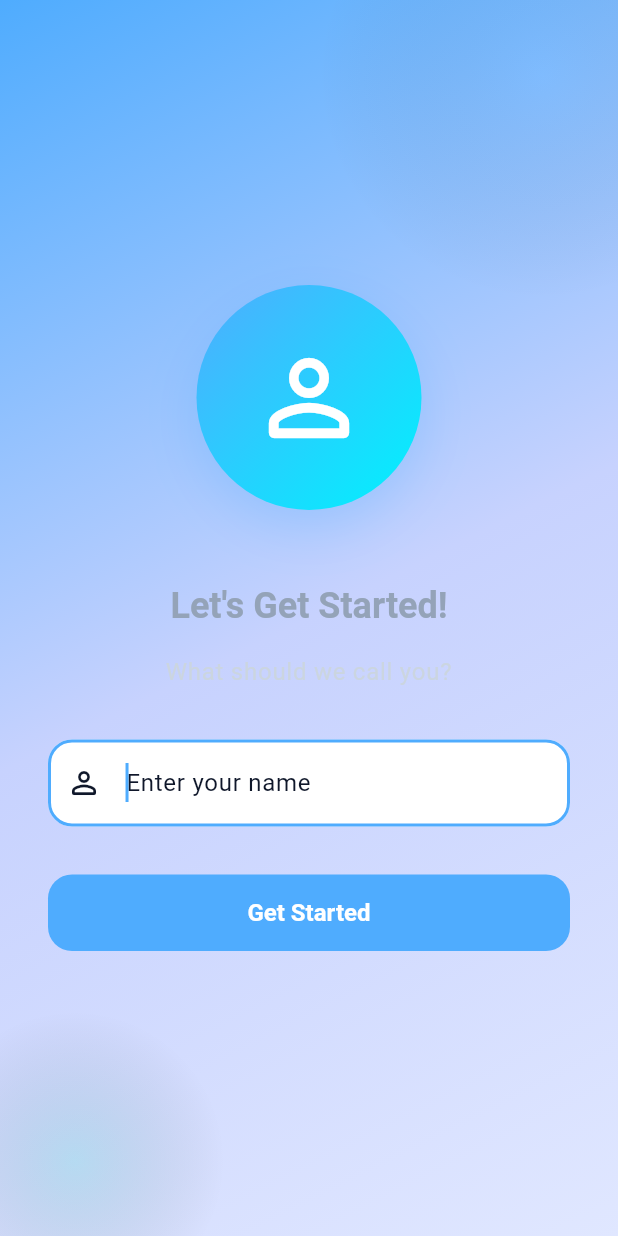
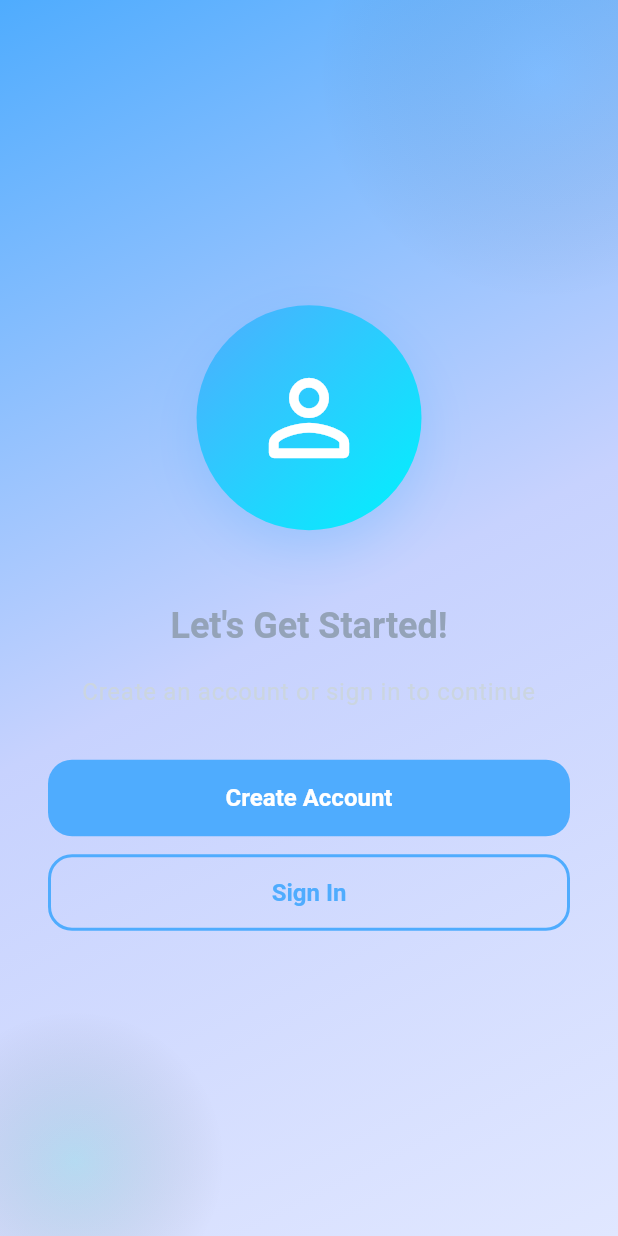
Before and after one commit to iNoumanMalik/ai-counseling-app, a Flutter app: the OnboardingCompleteScreen screen opened by its route, on a phone screen of 412 x 824 dp. Run offline on Flutter 3.47's test engine with Material 3 defaults, Android fonts, the light colour scheme and no system bars; drawn by our look-alikes of flutter_animate; our stand-ins replace audioplayers, cloud_firestore, confetti, firebase_auth, firebase_core, flutter_riverpod and 2 more; accounts and stored records are empty.

Commit message:
Added signup and signin screens

```diff
--- a/lib/core/navigation/app_router.dart
+++ b/lib/core/navigation/app_router.dart
@@ -13,9 +13,21 @@ import '../../features/meditation/screens/meditation_screen.dart';
 import '../../features/crisis/screens/sos_screen.dart';
 import '../../features/worksheets/screens/worksheets_screen.dart';
 import '../../features/onboarding/screens/onboarding_complete_screen.dart';
+import '../../features/auth/screens/sign_in_screen.dart';
+import '../../features/auth/screens/sign_up_screen.dart';
 
 /// App routing configuration - routes only (no GoRouter instance)
-final appRoutes = [
+  final appRoutes = [
+    GoRoute(
+      path: '/auth/signin',
+      name: 'signin',
+      builder: (context, state) => const SignInScreen(),
+    ),
+    GoRoute(
+      path: '/auth/signup',
+      name: 'signup',
+      builder: (context, state) => const SignUpScreen(),
+    ),
     GoRoute(
       path: '/onboarding',
       name: 'onboarding',
--- a/lib/features/onboarding/screens/onboarding_complete_screen.dart
+++ b/lib/features/onboarding/screens/onboarding_complete_screen.dart
@@ -18,40 +18,12 @@ class OnboardingCompleteScreen extends StatefulWidget {
 }
 
 class _OnboardingCompleteScreenState extends State<OnboardingCompleteScreen> {
-  final TextEditingController _nameController = TextEditingController();
-
-  @override
-  void dispose() {
-    _nameController.dispose();
-    super.dispose();
+  void _goToSignUp() {
+    context.go('/auth/signup');
   }
 
-  Future<void> _completeSetup() async {
-    final name = _nameController.text.trim();
-    if (name.isNotEmpty) {
-      try {
-        await UserService(FirebaseFirestore.instance, FirebaseAuth.instance)
-            .createOrUpdateProfile(name: name);
-        await StorageService.setOnboardingComplete(true);
-        if (mounted) {
-          context.go('/home');
-        }
-      } catch (e) {
-        await StorageService.setUserName(name);
-        await StorageService.setOnboardingComplete(true);
-        if (mounted) {
-          context.go('/home');
-        }
-      }
-    } else {
-      // Show error
-      ScaffoldMessenger.of(context).showSnackBar(
-        const SnackBar(
-          content: Text('Please enter your name'),
-          backgroundColor: AppColors.error,
-        ),
-      );
-    }
+  void _goToSignIn() {
+    context.go('/auth/signin');
   }
 
   @override
@@ -106,7 +78,7 @@ class _OnboardingCompleteScreenState extends State<OnboardingCompleteScreen> {
 
                 // Description
                 Text(
-                  "What should we call you?",
+                  "Create an account or sign in to continue",
                   textAlign: TextAlign.center,
                   style: Theme.of(context).textTheme.bodyLarge?.copyWith(
                         color: AppColors.mediumGray,
@@ -117,32 +89,27 @@ class _OnboardingCompleteScreenState extends State<OnboardingCompleteScreen> {
                     .slideY(begin: 0.2, end: 0),
                 const SizedBox(height: 32),
 
-                // Name input
-                TextField(
-                  controller: _nameController,
-                  decoration: const InputDecoration(
-                    hintText: "Enter your name",
-                    prefixIcon: Icon(Icons.person_outline_rounded),
-                  ),
-                  style: Theme.of(context).textTheme.bodyLarge,
-                  textCapitalization: TextCapitalization.words,
-                  autofocus: true,
-                )
-                    .animate()
-                    .fadeIn(delay: 600.ms, duration: 400.ms)
-                    .slideY(begin: 0.2, end: 0),
-                const SizedBox(height: 32),
-
-                // Continue button
+                // Actions
                 SizedBox(
                   width: double.infinity,
                   child: ElevatedButton(
-                    onPressed: _completeSetup,
-                    child: const Text(AppStrings.onboardingDone),
+                    onPressed: _goToSignUp,
+                    child: const Text('Create Account'),
                   ),
                 )
                     .animate()
                     .fadeIn(delay: 800.ms, duration: 400.ms)
+                    .slideY(begin: 0.2, end: 0),
+                const SizedBox(height: 12),
+                SizedBox(
+                  width: double.infinity,
+                  child: OutlinedButton(
+                    onPressed: _goToSignIn,
+                    child: const Text('Sign In'),
+                  ),
+                )
+                    .animate()
+                    .fadeIn(delay: 900.ms, duration: 400.ms)
                     .slideY(begin: 0.2, end: 0),
               ],
             ),
```
Also changed, not shown: lib/features/auth/screens/sign_in_screen.dart (added, +117 -0 lines), lib/features/auth/screens/sign_up_screen.dart (added, +142 -0 lines), lib/main.dart (+3 -16 lines), lib/services/auth_service.dart (+24 -0 lines).
